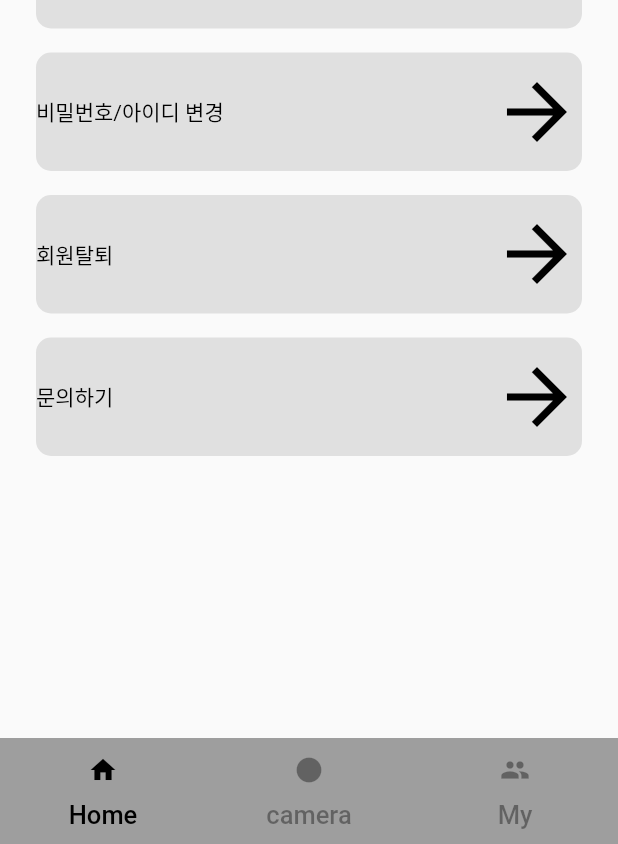
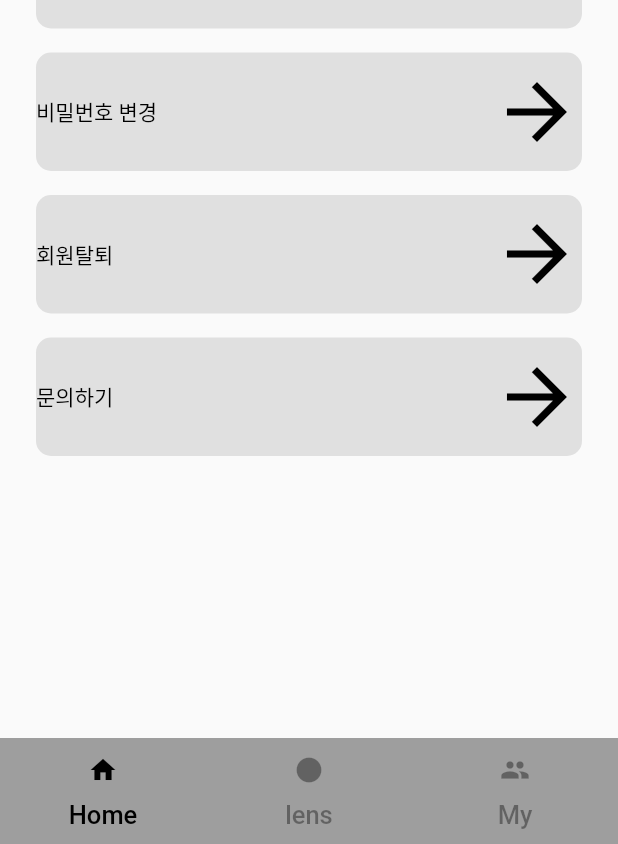
Before and after one commit to kimnambin/banergy, a Flutter app: the screen it shows after launch, on a phone screen of 412 x 824 dp. Shown: the part 384-1228 px from the top of the screen. Run offline on Flutter 3.47's test engine with Material 2 defaults, Android fonts, the phone set to English and light mode, and no system bars; our stand-ins replace image_picker.

Commit message:
11월 15일

```diff
--- a/lib/setting/main.dart
+++ b/lib/setting/main.dart
@@ -60,7 +60,7 @@ class CustomerServiceHome extends StatelessWidget {
             children: <Widget>[
               buildGridItem(context, '닉네임 변경', ChangeNick()),
               //SizedBox(width: 4),
-              buildGridItem(context, '비밀번호/아이디 변경', Changeidpw()),
+              buildGridItem(context, '비밀번호 변경', Changeidpw()),
               //SizedBox(width: 4),
               buildGridItem(context, '회원탈퇴', Delete()),
               //SizedBox(width: 4),
@@ -137,7 +137,7 @@ class BottomBar extends StatelessWidget {
               Icons.lens,
               size: 20,
             ),
-            text: 'camera',
+            text: 'lens',
           ),
           Tab(
             icon: Icon(
--- a/lib/setting/setting_ChangeNick.dart
+++ b/lib/setting/setting_ChangeNick.dart
@@ -124,7 +124,7 @@ class BottomBar extends StatelessWidget {
               Icons.lens,
               size: 20,
             ),
-            text: 'camera',
+            text: 'lens',
           ),
           Tab(
             icon: Icon(
--- a/lib/setting/setting_Changeidpw.dart
+++ b/lib/setting/setting_Changeidpw.dart
@@ -144,7 +144,7 @@ class BottomBar extends StatelessWidget {
               Icons.lens,
               size: 20,
             ),
-            text: 'camera',
+            text: 'lens',
           ),
           Tab(
             icon: Icon(
--- a/lib/setting/setting_Delete.dart
+++ b/lib/setting/setting_Delete.dart
@@ -120,7 +120,7 @@ class BottomBar extends StatelessWidget {
               Icons.lens,
               size: 20,
             ),
-            text: 'camera',
+            text: 'lens',
           ),
           Tab(
             icon: Icon(
--- a/lib/setting/setting_InquiryScreen.dart
+++ b/lib/setting/setting_InquiryScreen.dart
@@ -217,7 +217,7 @@ class BottomBar extends StatelessWidget {
               Icons.lens,
               size: 20,
             ),
-            text: 'camera',
+            text: 'lens',
           ),
           Tab(
             icon: Icon(
```
